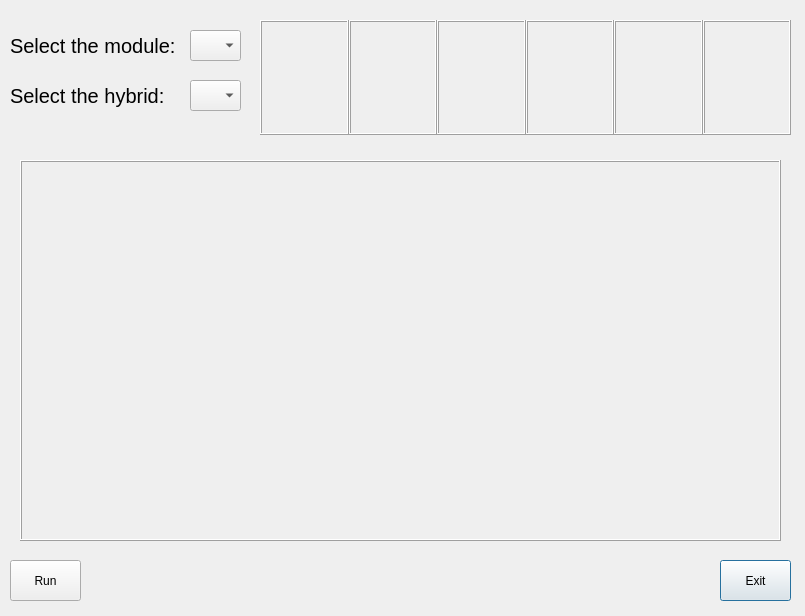
First picture: the form in gui/WirebondRecorderGUI.ui, repository adamazoulay/ITkTrackingGUI, before the edit.
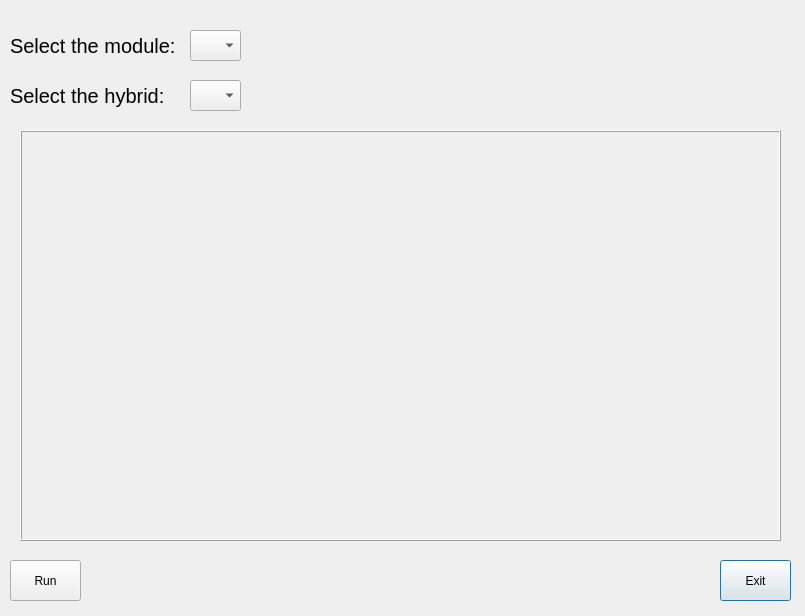
Second picture: the form after the edit.

Commit message: Testing new gui for the wire recorder

Diff of the .ui file:
```diff
--- a/gui/WirebondRecorderGUI.ui
+++ b/gui/WirebondRecorderGUI.ui
@@ -105,121 +105,13 @@
     <string>Select the hybrid:</string>
    </property>
   </widget>
-  <widget class="QWidget" name="horizontalLayoutWidget">
-   <property name="geometry">
-    <rect>
-     <x>260</x>
-     <y>20</y>
-     <width>531</width>
-     <height>115</height>
-    </rect>
-   </property>
-   <layout class="QHBoxLayout" name="horizontalLayout">
-    <property name="spacing">
-     <number>0</number>
-    </property>
-    <item>
-     <widget class="QLabel" name="R0jpg">
-      <property name="frameShape">
-       <enum>QFrame::Box</enum>
-      </property>
-      <property name="frameShadow">
-       <enum>QFrame::Raised</enum>
-      </property>
-      <property name="lineWidth">
-       <number>1</number>
-      </property>
-      <property name="text">
-       <string/>
-      </property>
-     </widget>
-    </item>
-    <item>
-     <widget class="QLabel" name="R1jpg">
-      <property name="minimumSize">
-       <size>
-        <width>0</width>
-        <height>0</height>
-       </size>
-      </property>
-      <property name="frameShape">
-       <enum>QFrame::Box</enum>
-      </property>
-      <property name="frameShadow">
-       <enum>QFrame::Raised</enum>
-      </property>
-      <property name="text">
-       <string/>
-      </property>
-     </widget>
-    </item>
-    <item>
-     <widget class="QLabel" name="R2jpg">
-      <property name="frameShape">
-       <enum>QFrame::Box</enum>
-      </property>
-      <property name="frameShadow">
-       <enum>QFrame::Raised</enum>
-      </property>
-      <property name="text">
-       <string/>
-      </property>
-     </widget>
-    </item>
-    <item>
-     <widget class="QLabel" name="R3jpg">
-      <property name="frameShape">
-       <enum>QFrame::Box</enum>
-      </property>
-      <property name="frameShadow">
-       <enum>QFrame::Raised</enum>
-      </property>
-      <property name="text">
-       <string/>
-      </property>
-     </widget>
-    </item>
-    <item>
-     <widget class="QLabel" name="R4jpg">
-      <property name="frameShape">
-       <enum>QFrame::Box</enum>
-      </property>
-      <property name="frameShadow">
-       <enum>QFrame::Raised</enum>
-      </property>
-      <property name="text">
-       <string/>
-      </property>
-     </widget>
-    </item>
-    <item>
-     <widget class="QLabel" name="R5jpg">
-      <property name="frameShape">
-       <enum>QFrame::Box</enum>
-      </property>
-      <property name="frameShadow">
-       <enum>QFrame::Raised</enum>
-      </property>
-      <property name="text">
-       <string/>
-      </property>
-     </widget>
-    </item>
-   </layout>
-   <zorder>R4jpg</zorder>
-   <zorder>R3jpg</zorder>
-   <zorder>R0jpg</zorder>
-   <zorder>R2jpg</zorder>
-   <zorder>R1jpg</zorder>
-   <zorder>R5jpg</zorder>
-  </widget>
-  <widget class="QLabel" name="label_3">
+  <widget class="QLabel" name="imgSelect">
    <property name="geometry">
     <rect>
      <x>20</x>
-     <y>160</y>
+     <y>130</y>
      <width>761</width>
-     <height>381</height>
+     <height>411</height>
     </rect>
    </property>
    <property name="autoFillBackground">
```
The commit also changes 6 other files.
